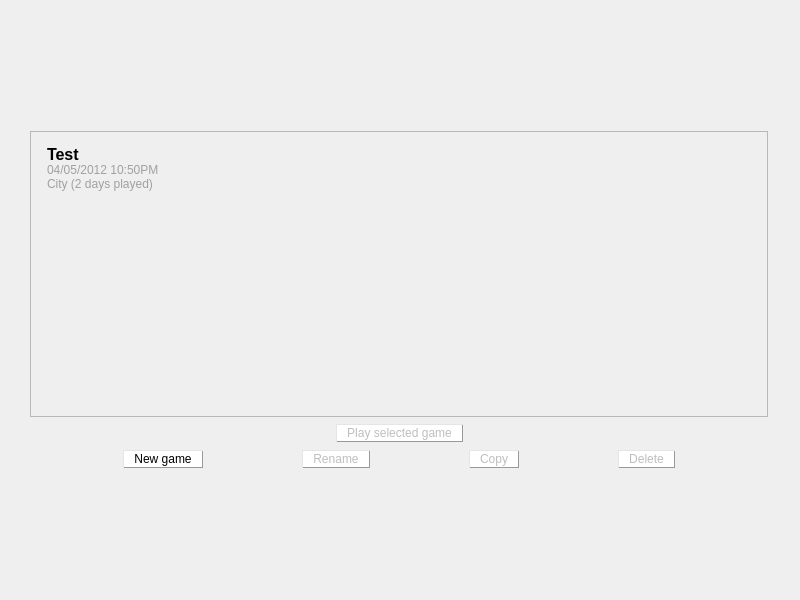
alphaonex86/CatchChallenger, file client/single-player/mainwindow.ui: the form before one commit.
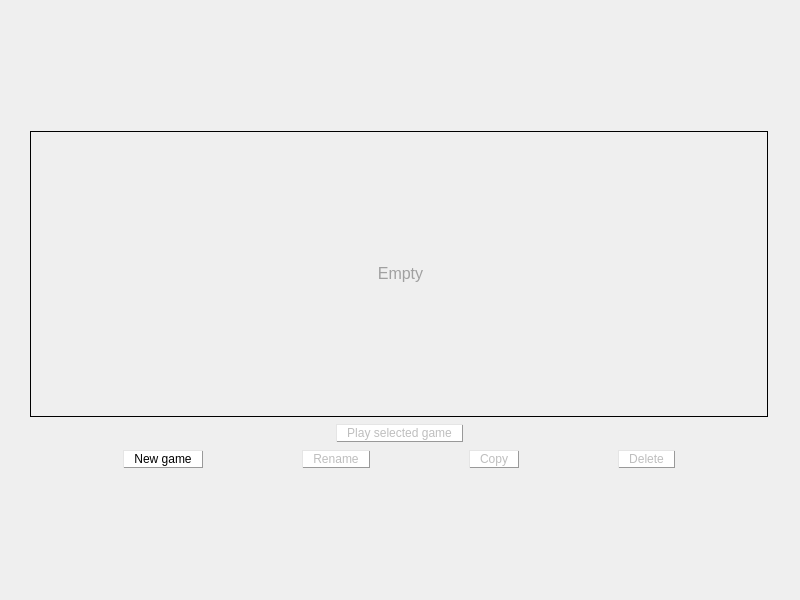
The form after the commit. Icons and pictures are not drawn.

Commit message: [Add] Progress on create and list savegame (client)

The edit to the form file:
```diff
--- a/client/single-player/mainwindow.ui
+++ b/client/single-player/mainwindow.ui
@@ -128,6 +128,13 @@
                <layout class="QVBoxLayout" name="verticalLayout">
                 <item>
                  <widget class="QScrollArea" name="scrollArea">
+                  <property name="styleSheet">
+                   <string notr="true">QScrollArea {
+	background-image: url(:/images/light-white.png);
+border: 1px solid #000;
+}
+QLabel { padding:2px; }</string>
+                  </property>
                   <property name="widgetResizable">
                    <bool>true</bool>
                   </property>
@@ -136,42 +143,18 @@
                     <rect>
                      <x>0</x>
                      <y>0</y>
-                     <width>746</width>
-                     <height>294</height>
+                     <width>750</width>
+                     <height>298</height>
                     </rect>
                    </property>
                    <layout class="QVBoxLayout" name="verticalLayout_5">
                     <item>
-                     <widget class="QLabel" name="label">
-                      <property name="styleSheet">
-                       <string notr="true">QLabel::hover { 
-	border: 1px solid #bbb;
-	background-color: rgb(180,180,180,50);
-    border-radius: 10px;
-}
-QLabel { 
-	padding:2px;
-}
-</string>
-                      </property>
+                     <widget class="QLabel" name="savegameEmpty">
                       <property name="text">
-                       <string>&lt;html&gt;&lt;head/&gt;&lt;body&gt;&lt;p&gt;&lt;span style=&quot; font-size:12pt; font-weight:600;&quot;&gt;Test&lt;/span&gt;&lt;br/&gt;&lt;span style=&quot; color:#a0a0a0;&quot;&gt;04/05/2012 10:50PM&lt;/span&gt;&lt;br/&gt;&lt;span style=&quot; color:#a0a0a0;&quot;&gt;City (2 days played)&lt;/span&gt;&lt;/p&gt;&lt;/body&gt;&lt;/html&gt;</string>
+                       <string>&lt;html&gt;&lt;head/&gt;&lt;body&gt;&lt;p align=&quot;center&quot;&gt;&lt;span style=&quot; font-size:12pt; color:#a0a0a0;&quot;&gt;Empty&lt;/span&gt;&lt;/p&gt;&lt;/body&gt;&lt;/html&gt;</string>
                       </property>
                      </widget>
                     </item>
-                    <item>
-                     <spacer name="verticalSpacer_6">
-                      <property name="orientation">
-                       <enum>Qt::Vertical</enum>
-                      </property>
-                      <property name="sizeHint" stdset="0">
-                       <size>
-                        <width>20</width>
-                        <height>232</height>
-                       </size>
-                      </property>
-                     </spacer>
-                    </item>
                    </layout>
                   </widget>
                  </widget>
```
Left out of the diff: 3 changed lines with no effect on the pictures. The commit also changes 9 other files.
